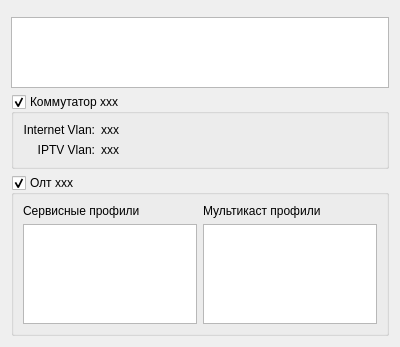
cwlan2016/access-manager, file gui/devicetablepagewidget.ui: the form before one commit.
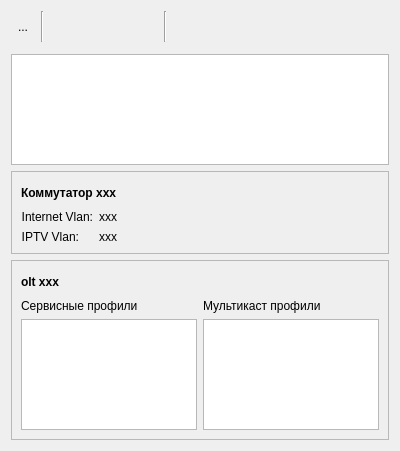
The form after the commit. Icons and pictures are not drawn. Custom widgets are drawn as their Qt base class.

Commit message: Changes: * Full redesign interface app * Fixed bug get info from devices * Merge EditDslamBoardTablePageWidget with DslamPageWidget * Remove unused image * Bump version app * Some refactoring * 16x16 images replace on 22x22 images

What changed in the file:
```diff
--- a/gui/devicetablepagewidget.ui
+++ b/gui/devicetablepagewidget.ui
@@ -7,13 +7,156 @@
     <x>0</x>
     <y>0</y>
     <width>400</width>
-    <height>347</height>
+    <height>451</height>
    </rect>
   </property>
   <property name="windowTitle">
    <string>Form</string>
   </property>
   <layout class="QVBoxLayout" name="verticalLayout">
+   <item>
+    <layout class="QHBoxLayout" name="horizontalLayout">
+     <item>
+      <widget class="QToolButton" name="openDeviceTabButton">
+       <property name="toolTip">
+        <string>Зайти на устройство</string>
+       </property>
+       <property name="text">
+        <string>...</string>
+       </property>
+       <property name="icon">
+        <iconset resource="../resource.qrc">
+         <normaloff>:/images/open.png</normaloff>:/images/open.png</iconset>
+       </property>
+       <property name="iconSize">
+        <size>
+         <width>24</width>
+         <height>24</height>
+        </size>
+       </property>
+       <property name="autoRaise">
+        <bool>true</bool>
+       </property>
+      </widget>
+     </item>
+     <item>
+      <widget class="Line" name="line">
+       <property name="orientation">
+        <enum>Qt::Vertical</enum>
+       </property>
+      </widget>
+     </item>
+     <item>
+      <widget class="QToolButton" name="addDeviceButton">
+       <property name="toolTip">
+        <string>Добавить новое устройство</string>
+       </property>
+       <property name="text">
+        <string/>
+       </property>
+       <property name="icon">
+        <iconset resource="../resource.qrc">
+         <normaloff>:/images/add.png</normaloff>:/images/add.png</iconset>
+       </property>
+       <property name="iconSize">
+        <size>
+         <width>24</width>
+         <height>24</height>
+        </size>
+       </property>
+       <property name="autoRaise">
+        <bool>true</bool>
+       </property>
+      </widget>
+     </item>
+     <item>
+      <widget class="QToolButton" name="editDeviceButton">
+       <property name="toolTip">
+        <string>Изменить текущее поле</string>
+       </property>
+       <property name="text">
+        <string/>
+       </property>
+       <property name="icon">
+        <iconset resource="../resource.qrc">
+         <normaloff>:/images/edit.png</normaloff>:/images/edit.png</iconset>
+       </property>
+       <property name="iconSize">
+        <size>
+         <width>24</width>
+         <height>24</height>
+        </size>
+       </property>
+       <property name="autoRaise">
+        <bool>true</bool>
+       </property>
+      </widget>
+     </item>
+     <item>
+      <widget class="QToolButton" name="removeDeviceButton">
+       <property name="toolTip">
+        <string>Удалить текущее устройство</string>
+       </property>
+       <property name="text">
+        <string/>
+       </property>
+       <property name="icon">
+        <iconset resource="../resource.qrc">
+         <normaloff>:/images/remove.png</normaloff>:/images/remove.png</iconset>
+       </property>
+       <property name="iconSize">
+        <size>
+         <width>24</width>
+         <height>24</height>
+        </size>
+       </property>
+       <property name="autoRaise">
+        <bool>true</bool>
+       </property>
+      </widget>
+     </item>
+     <item>
+      <widget class="Line" name="line_2">
+       <property name="orientation">
+        <enum>Qt::Vertical</enum>
+       </property>
+      </widget>
+     </item>
+     <item>
+      <widget class="QToolButton" name="extendedInfoButton">
+       <property name="text">
+        <string/>
+       </property>
+       <property name="icon">
+        <iconset resource="../resource.qrc">
+         <normaloff>:/images/info.png</normaloff>:/images/info.png</iconset>
+       </property>
+       <property name="iconSize">
+        <size>
+         <width>24</width>
+         <height>24</height>
+        </size>
+       </property>
+       <property name="autoRaise">
+        <bool>true</bool>
+       </property>
+      </widget>
+     </item>
+     <item>
+      <spacer name="horizontalSpacer">
+       <property name="orientation">
+        <enum>Qt::Horizontal</enum>
+       </property>
+       <property name="sizeHint" stdset="0">
+        <size>
+         <width>40</width>
+         <height>20</height>
+        </size>
+       </property>
+      </spacer>
+     </item>
+    </layout>
+   </item>
    <item>
     <widget class="LineEdit" name="filterNameLineEdit" native="true">
      <property name="placeholderText" stdset="0">
@@ -44,90 +187,112 @@
     </widget>
    </item>
    <item>
-    <widget class="QGroupBox" name="vlanInfoGroupBox">
-     <property name="enabled">
-      <bool>true</bool>
+    <widget class="QFrame" name="switchExtInfoFrame">
+     <property name="frameShape">
+      <enum>QFrame::StyledPanel</enum>
      </property>
-     <property name="title">
-      <string>Коммутатор xxx</string>
+     <property name="frameShadow">
+      <enum>QFrame::Raised</enum>
      </property>
-     <property name="checkable">
-      <bool>true</bool>
-     </property>
-     <layout class="QFormLayout" name="formLayout">
-      <property name="labelAlignment">
-       <set>Qt::AlignRight|Qt::AlignTrailing|Qt::AlignVCenter</set>
-      </property>
-      <property name="formAlignment">
-       <set>Qt::AlignLeading|Qt::AlignLeft|Qt::AlignTop</set>
-      </property>
-      <item row="0" column="1">
-       <widget class="QLabel" name="inetVlanValueLabel">
-        <property name="text">
-         <string>xxx</string>
-        </property>
-       </widget>
+     <layout class="QVBoxLayout" name="verticalLayout_2">
+      <item>
+       <layout class="QHBoxLayout" name="horizontalLayout_2">
+        <item>
+         <widget class="QLabel" name="switchExtInfoLabel">
+          <property name="font">
+           <font>
+            <weight>75</weight>
+            <bold>true</bold>
+           </font>
+          </property>
+          <property name="text">
+           <string>Коммутатор xxx</string>
+          </property>
+         </widget>
+        </item>
+        <item>
+         <widget class="QToolButton" name="closeSwitchExtInfoButton">
+          <property name="toolTip">
+           <string>Закрыть</string>
+          </property>
+          <property name="text">
+           <string/>
+          </property>
+          <property name="icon">
+           <iconset resource="../resource.qrc">
+            <normaloff>:/images/close.png</normaloff>:/images/close.png</iconset>
+          </property>
+          <property name="autoRaise">
+           <bool>true</bool>
+          </property>
+         </widget>
+        </item>
+       </layout>
       </item>
-      <item row="1" column="1">
-       <widget class="QLabel" name="iptvVlanValueLabel">
-        <property name="text">
-         <string>xxx</string>
-        </property>
-       </widget>
-      </item>
-      <item row="0" column="0">
-       <widget class="QLabel" name="inetVlanDescLabel">
-        <property name="layoutDirection">
-         <enum>Qt::LeftToRight</enum>
-        </property>
-        <property name="text">
-         <string>Internet Vlan:</string>
-        </property>
-        <property name="alignment">
-         <set>Qt::AlignRight|Qt::AlignTrailing|Qt::AlignVCenter</set>
-        </property>
-       </widget>
-      </item>
-      <item row="1" column="0">
-       <widget class="QLabel" name="iptvVlanDescLabel">
-        <property name="layoutDirection">
-         <enum>Qt::LeftToRight</enum>
-        </property>
-        <property name="text">
-         <string>IPTV Vlan:</string>
-        </property>
-        <property name="alignment">
-         <set>Qt::AlignRight|Qt::AlignTrailing|Qt::AlignVCenter</set>
-        </property>
-       </widget>
+      <item>
+       <layout class="QFormLayout" name="formLayout_2">
+        <item row="1" column="0">
+         <widget class="QLabel" name="inetVlanDescLabel">
+          <property name="layoutDirection">
+           <enum>Qt::LeftToRight</enum>
+          </property>
+          <property name="text">
+           <string>Internet Vlan:</string>
+          </property>
+          <property name="alignment">
+           <set>Qt::AlignRight|Qt::AlignTrailing|Qt::AlignVCenter</set>
+          </property>
+         </widget>
+        </item>
+        <item row="1" column="1">
+         <widget class="QLabel" name="inetVlanValueLabel">
+          <property name="text">
+           <string>xxx</string>
+          </property>
+         </widget>
+        </item>
+        <item row="2" column="0">
+         <widget class="QLabel" name="iptvVlanDescLabel">
+          <property name="layoutDirection">
+           <enum>Qt::LeftToRight</enum>
+          </property>
+          <property name="text">
+           <string>IPTV Vlan:</string>
+          </property>
+          <property name="alignment">
+           <set>Qt::AlignRight|Qt::AlignTrailing|Qt::AlignVCenter</set>
+          </property>
+         </widget>
+        </item>
+        <item row="2" column="1">
+         <widget class="QLabel" name="iptvVlanValueLabel">
+          <property name="text">
+           <string>xxx</string>
+          </property>
+         </widget>
+        </item>
+       </layout>
       </item>
      </layout>
     </widget>
    </item>
    <item>
-    <widget class="QGroupBox" name="profileInfoGroupBox">
-     <property name="title">
-      <string>Олт xxx</string>
+    <widget class="QFrame" name="oltExtInfoFrame">
+     <property name="frameShape">
+      <enum>QFrame::StyledPanel</enum>
      </property>
-     <property name="checkable">
-      <bool>true</bool>
+     <property name="frameShadow">
+      <enum>QFrame::Raised</enum>
      </property>
-     <layout class="QGridLayout" name="gridLayout">
-      <item row="0" column="0">
+     <layout class="QGridLayout" name="gridLayout_2">
+      <item row="1" column="0">
        <widget class="QLabel" name="serviceProfileOltLabel">
         <property name="text">
          <string>Сервисные профили</string>
         </property>
        </widget>
       </item>
-      <item row="0" column="1">
-       <widget class="QLabel" name="multicastProfileOltLabel">
-        <property name="text">
-         <string>Мультикаст профили</string>
-        </property>
-       </widget>
-      </item>
-      <item row="1" column="0">
+      <item row="2" column="0">
        <widget class="QListView" name="serviceProfileListView">
         <property name="minimumSize">
          <size>
@@ -152,7 +317,7 @@
         </property>
        </widget>
       </item>
-      <item row="1" column="1">
+      <item row="2" column="1">
        <widget class="QListView" name="multicastProfileListView">
         <property name="minimumSize">
          <size>
@@ -177,6 +342,47 @@
         </property>
        </widget>
       </item>
+      <item row="1" column="1">
+       <widget class="QLabel" name="multicastProfileOltLabel">
+        <property name="text">
+         <string>Мультикаст профили</string>
+        </property>
+       </widget>
+      </item>
+      <item row="0" column="0" colspan="2">
+       <layout class="QHBoxLayout" name="horizontalLayout_3">
+        <item>
+         <widget class="QLabel" name="oltExtInfoLabel">
+          <property name="font">
+           <font>
+            <weight>75</weight>
+            <bold>true</bold>
+           </font>
+          </property>
+          <property name="text">
+           <string>olt xxx</string>
+          </property>
+         </widget>
+        </item>
+        <item>
+         <widget class="QToolButton" name="closeOltExtInfoButton">
+          <property name="toolTip">
+           <string>Закрыть</string>
+          </property>
+          <property name="text">
+           <string/>
+          </property>
+          <property name="icon">
+           <iconset resource="../resource.qrc">
+            <normaloff>:/images/close.png</normaloff>:/images/close.png</iconset>
+          </property>
+          <property name="autoRaise">
+           <bool>true</bool>
+          </property>
+         </widget>
+        </item>
+       </layout>
+      </item>
      </layout>
     </widget>
    </item>
```
Left out of the diff: 45 changed lines with no effect on the pictures. The commit also changes 41 other files.
